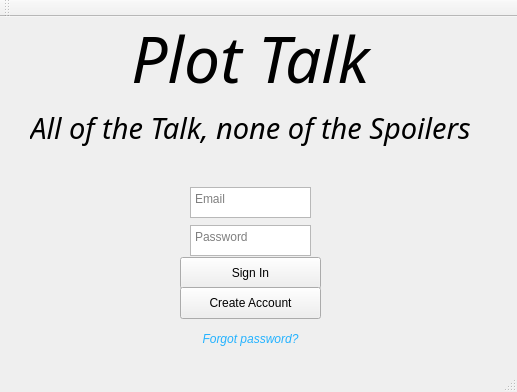
Qt form PlotTalk/Forms/mainwindow.ui (allanhaywood/CS441) before a commit.
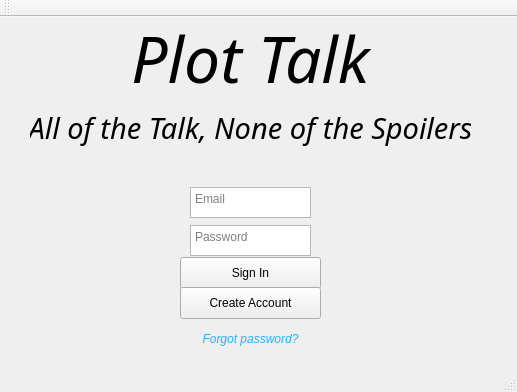
The same form after that commit.

```diff
--- a/PlotTalk/Forms/mainwindow.ui
+++ b/PlotTalk/Forms/mainwindow.ui
@@ -117,7 +117,7 @@
      </font>
     </property>
     <property name="text">
-     <string>All of the Talk, none of the Spoilers</string>
+     <string>All of the Talk, None of the Spoilers</string>
     </property>
     <property name="scaledContents">
      <bool>false</bool>
```
Left out of the diff: 2 changed lines with no effect on the pictures.
